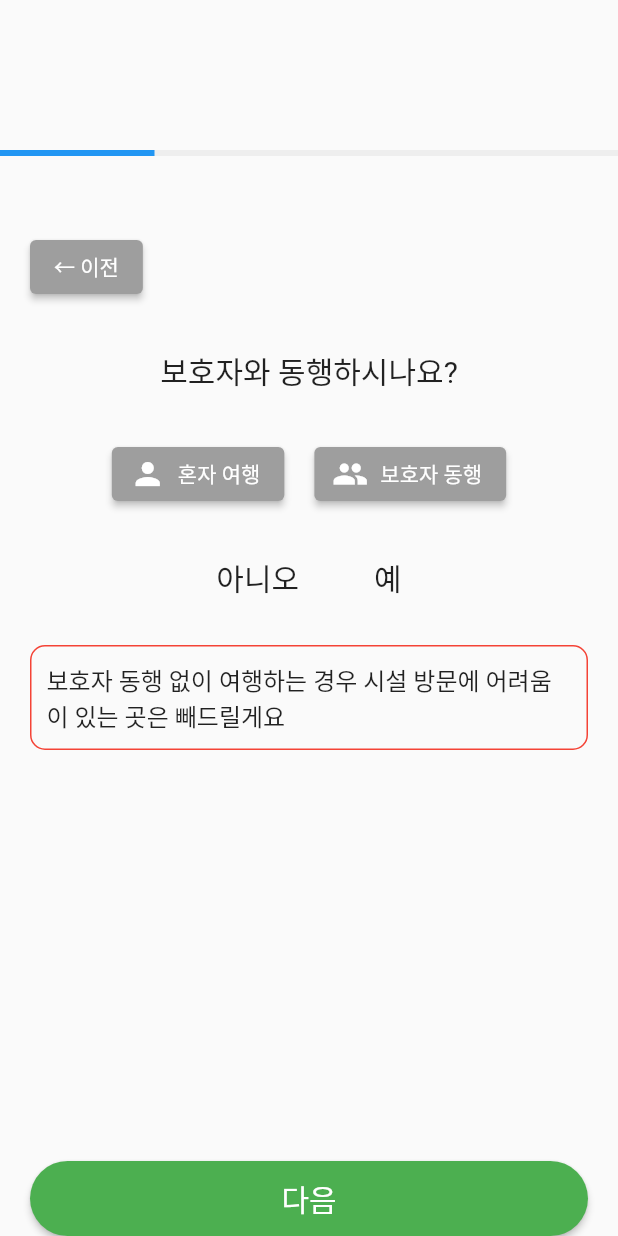
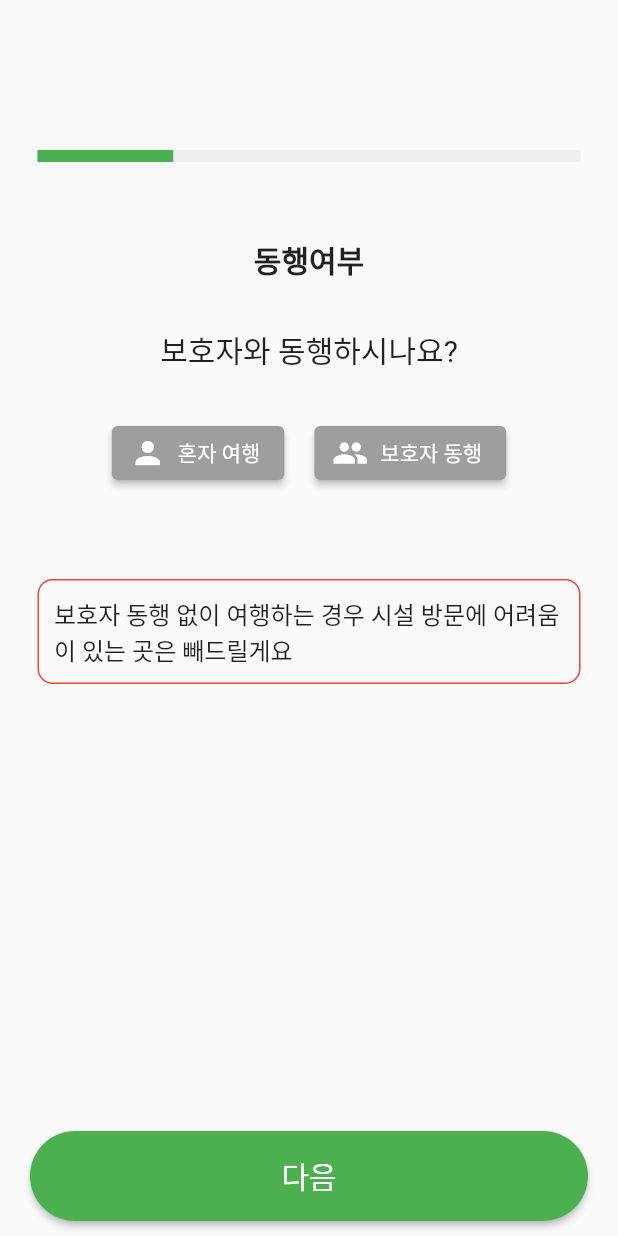
Before and after one commit to kkh1902/Mazangdong, a Flutter app: the SelectGuardianPage screen opened by its route, on a phone screen of 412 x 824 dp. Run offline on Flutter 3.47's test engine with Material 2 defaults, Android fonts, the light colour scheme and no system bars.

Commit message:
feat: 전체적인 가이드 화면

```diff
--- a/lib/ui/screens/select/SelectConv.dart
+++ b/lib/ui/screens/select/SelectConv.dart
@@ -7,7 +7,7 @@ class SelectConvPage extends StatelessWidget {
     return Scaffold(
       appBar: null,
       body: Padding(
-        padding: EdgeInsets.symmetric(horizontal: 20, vertical: 50),
+        padding: EdgeInsets.symmetric(horizontal: 5, vertical: 50),
         child: Column(
           crossAxisAlignment: CrossAxisAlignment.center,
           children: [
@@ -17,7 +17,8 @@ class SelectConvPage extends StatelessWidget {
               child: LinearProgressIndicator(
                 valueColor: AlwaysStoppedAnimation<Color>(Colors.green),
                 backgroundColor: Colors.grey[200],
-                value: 0.25,
+                value: 0.5,
+                minHeight: 8.0,
               ),
             ),
             SizedBox(height: 20),
--- a/lib/ui/screens/select/SelectGuardian.dart
+++ b/lib/ui/screens/select/SelectGuardian.dart
@@ -1,33 +1,33 @@
 import 'package:flutter/material.dart';
-// import 'package:develop/ui/screens/select/SelectConv.dart';// Import the SelectConveniencePage class
 
 class SelectGuardianPage extends StatelessWidget {
   @override
   Widget build(BuildContext context) {
     return Scaffold(
       body: Padding(
-        padding: EdgeInsets.only(top: 50),
+        padding: EdgeInsets.symmetric(horizontal: 5, vertical: 50),
         child: Column(
           crossAxisAlignment: CrossAxisAlignment.center,
           children: [
             SizedBox(height: 50),
-            LinearProgressIndicator(
-              valueColor: AlwaysStoppedAnimation<Color>(Colors.blue),
+            Container(
+              margin: EdgeInsets.symmetric(horizontal: 20),
+              child: LinearProgressIndicator(
+                valueColor: AlwaysStoppedAnimation<Color>(Colors.green),
                 backgroundColor: Colors.grey[200],
                 value: 0.25,
+                minHeight: 8.0,
+              ),
             ),
             SizedBox(height: 50),
             Container(
-              alignment: Alignment.centerLeft,
               margin: EdgeInsets.symmetric(horizontal: 20),
-              child: ElevatedButton(
-                onPressed: () {},
-                style: ElevatedButton.styleFrom(
-                  primary: Colors.grey,
-                  onPrimary: Colors.white,
-                  alignment: Alignment.centerLeft,
+              child: Text(
+                '동행여부',
+                style: TextStyle(
+                  fontSize: 20,
+                  fontWeight: FontWeight.bold,
                 ),
-                child: Text('← 이전'),
               ),
             ),
             SizedBox(height: 30),
@@ -63,20 +63,7 @@ class SelectGuardianPage extends StatelessWidget {
               ],
             ),
             SizedBox(height: 30),
-            Row(
-              mainAxisAlignment: MainAxisAlignment.center,
-              children: [
-                Text(
-                  '아니오',
-                  style: TextStyle(fontSize: 20),
-                ),
-                SizedBox(width: 50),
-                Text(
-                  '예',
-                  style: TextStyle(fontSize: 20),
-                ),
-              ],
-            ),
+
             SizedBox(height: 30),
             Container(
               margin: EdgeInsets.symmetric(horizontal: 20),
@@ -91,13 +78,16 @@ class SelectGuardianPage extends StatelessWidget {
               ),
             ),
             SizedBox(height: 30),
-            Expanded(
-              child: Container(
-                alignment: Alignment.bottomCenter,
-                margin: EdgeInsets.symmetric(horizontal: 20),
+            Expanded(child: Container()), // Empty container to fill the space
+            SizedBox(height: 10),
+          ],
+        ),
+      ),
+      bottomNavigationBar: Container(
+        margin: EdgeInsets.symmetric(horizontal: 20, vertical: 10),
         child: SizedBox(
           width: double.infinity,
-                  height: 50,
+          height: 60,
           child: ElevatedButton(
             onPressed: () {
               Navigator.pushNamed(context, '/selectConv');
@@ -116,10 +106,6 @@ class SelectGuardianPage extends StatelessWidget {
           ),
         ),
       ),
-            ),
-          ],
-        ),
-      ),
     );
   }
 }
```
Also changed, not shown: lib/main.dart (+12 -2 lines), lib/ui/screens/select/SelectComplete.dart (+76 -0 lines), lib/ui/screens/select/SelectRegion.dart (+15 -8 lines), lib/ui/screens/travel/Loading.dart (added, +22 -0 lines), lib/ui/screens/travel/TravelList.dart (added, +120 -0 lines), lib/ui/screens/travel/TravleDetail.dart (added, +98 -0 lines), lib/ui/screens/map/map.dart (added). Lines whose indentation alone changed are shown as unchanged.
